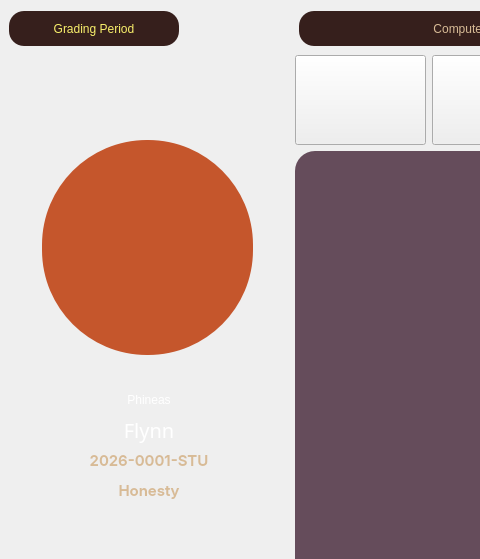
CPG19040/CPG19040, file CAI_PyQt/CAI_Student/UI/FormHome.ui: the form before one commit; both pictures show x 0 to 480 and y 0 to 559 of the 1360 by 815 pixel window.
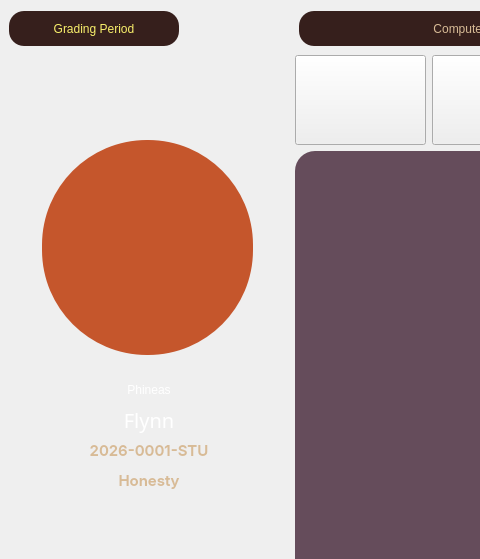
The form after the commit. The open tabs and pages were chosen to show the change. Icons and pictures are not drawn.

The edit to the form file:
```diff
--- a/CAI_PyQt/CAI_Student/UI/FormHome.ui
+++ b/CAI_PyQt/CAI_Student/UI/FormHome.ui
@@ -346,13 +346,13 @@
                   <property name="minimumSize">
                    <size>
                     <width>260</width>
-                    <height>260</height>
+                    <height>250</height>
                    </size>
                   </property>
                   <property name="maximumSize">
                    <size>
                     <width>260</width>
-                    <height>260</height>
+                    <height>250</height>
                    </size>
                   </property>
                   <property name="styleSheet">
@@ -372,7 +372,7 @@
                     <number>0</number>
                    </property>
                    <property name="bottomMargin">
-                    <number>15</number>
+                    <number>5</number>
                    </property>
                    <item>
                     <spacer name="horizontalSpacer_2">
```
Left out of the diff: 24 changed lines with no effect on the pictures.
